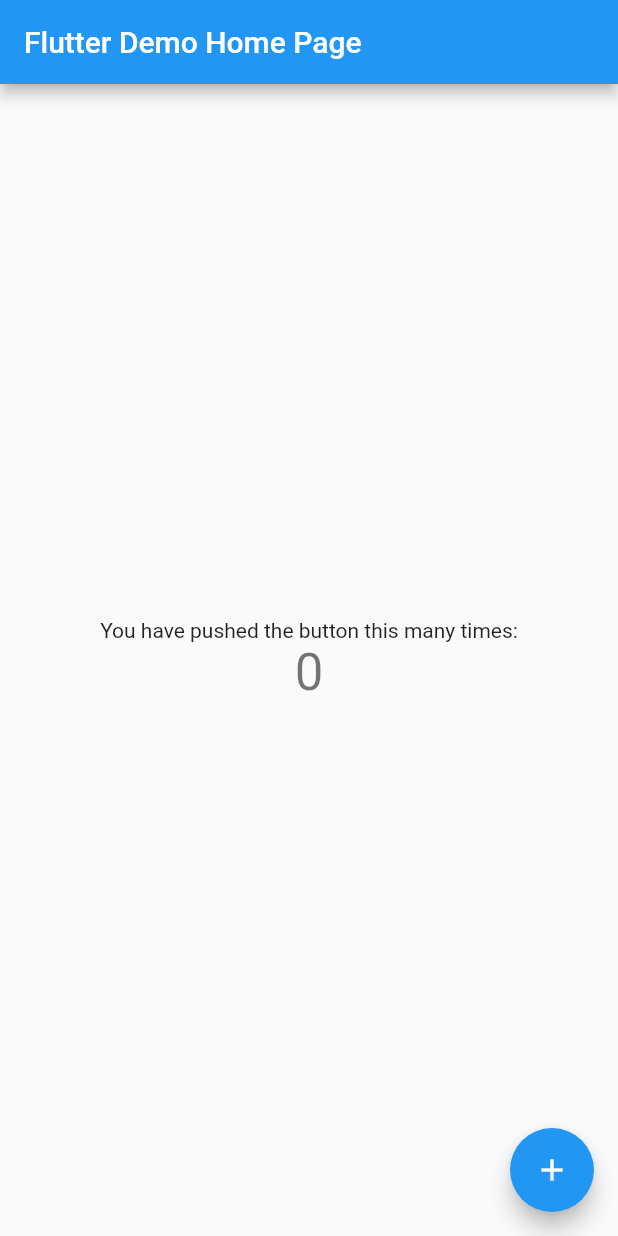
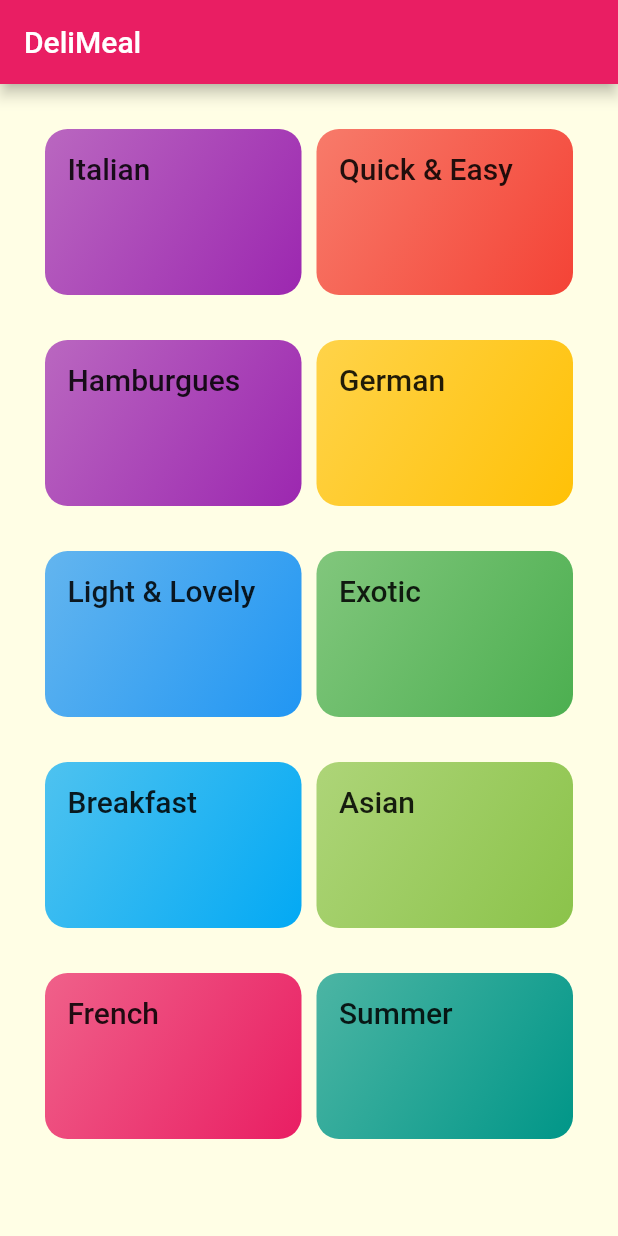
Before and after one commit to julianomatos/meals_app, a Flutter app: the screen it shows after launch, on a phone screen of 412 x 824 dp. Run offline on Flutter 3.47's test engine with Material 2 defaults, Android fonts, the phone set to English and light mode, and no system bars.

Commit message:
Update files

```diff
--- /dev/null
+++ b/lib/categories_screen.dart
@@ -0,0 +1,32 @@
+// ignore_for_file: sort_child_properties_last
+
+import 'package:flutter/material.dart';
+import 'package:meals_app/dummy_categories.dart';
+import 'category_item.dart';
+
+
+class CategoriesScreen extends StatelessWidget {
+  const CategoriesScreen({super.key});
+
+  @override
+  Widget build(BuildContext context) {
+    return Scaffold(
+      appBar: AppBar(
+        title: const Text('DeliMeal')),
+      body: GridView(
+        padding: const EdgeInsets.all(25),
+      children: DUMMY_CATEGORIES.map((catData) => CategoryItem(
+        catData.id,
+        catData.title,
+        catData.color)).toList(),
+      gridDelegate: const SliverGridDelegateWithMaxCrossAxisExtent(
+        maxCrossAxisExtent: 200,
+        childAspectRatio: 3 / 2,
+        mainAxisSpacing: 20
+        ),
+      ),
+    );
+
+
+  }
+}
--- /dev/null
+++ b/lib/category_item.dart
@@ -0,0 +1,48 @@
+import 'package:flutter/material.dart';
+import 'package:meals_app/category_meals_screen.dart';
+
+class CategoryItem extends StatelessWidget {
+  final String id;
+  final String title;
+  final Color color;
+
+  const CategoryItem(this.id, this.title, this.color, {super.key});
+
+  void selectCategory(BuildContext ctx) {
+    Navigator.of(ctx).pushNamed(
+      '/category-meals',
+      arguments: {
+        'id': id,
+        'title': title,
+      }
+    );
+  }
+
+  @override
+  Widget build(BuildContext context) {
+    return InkWell(
+      onTap: () => selectCategory(context),
+      splashColor: Theme.of(context).primaryColor,
+      borderRadius: BorderRadius.circular(25),
+      child: Container(
+        padding: const EdgeInsets.all(15),
+        margin: const EdgeInsets.all(5),
+        decoration: BoxDecoration(
+          gradient: LinearGradient(
+            colors: [
+              color.withOpacity(0.7),
+              color,
+            ],
+            begin: Alignment.topLeft,
+            end: Alignment.bottomRight,
+          ),
+          borderRadius: BorderRadius.circular(15),
+        ),
+        child: Text(
+          title,
+          style: Theme.of(context).textTheme.titleLarge,
+        ),
+      ),
+    );
+  }
+}
--- /dev/null
+++ b/lib/category_meals_screen.dart
@@ -0,0 +1,26 @@
+import 'package:flutter/material.dart';
+
+class CategoryMealScreen extends StatelessWidget {
+  // final String categoryId;
+  // final String categoryTitle;
+
+  // const CategoryMealScreen(
+  //   this.categoryId,
+  //   this.categoryTitle,
+  //   {super.key,}
+  //   );
+
+  @override
+  Widget build(BuildContext context) {
+    final routeArgs =
+        ModalRoute.of(context)?.settings.arguments as Map<String, String>;
+    final categoryTitle = routeArgs['title'];
+    final categoryId = routeArgs['id'];
+    return Scaffold(
+      appBar: AppBar(title: Text(categoryTitle.toString())),
+      body: const Center(
+        child: Text(' The Recipes For The Category'),
+      ),
+    );
+  }
+}
--- /dev/null
+++ b/lib/dummy_categories.dart
@@ -0,0 +1,61 @@
+
+
+import 'package:flutter/material.dart';
+
+import 'models/categories.dart';
+
+// ignore: constant_identifier_names
+const DUMMY_CATEGORIES =  [
+  Category(
+    id: 'c1',
+    title: 'Italian',
+    color: Colors.purple,
+  ),
+  Category(
+    id: 'c2',
+    title: 'Quick & Easy',
+    color: Colors.red,
+  ),
+  Category(
+    id: 'c3',
+    title: 'Hamburgues',
+    color: Colors.purple,
+  ),
+   Category(
+    id: 'c4',
+    title: 'German',
+    color: Colors.amber,
+  ),
+   Category(
+    id: 'c5',
+    title: 'Light & Lovely',
+    color: Colors.blue,
+  ),
+   Category(
+    id: 'c6',
+    title: 'Exotic',
+    color: Colors.green,
+  ),
+   Category(
+    id: 'c7',
+    title: 'Breakfast',
+    color: Colors.lightBlue,
+  ),
+   Category(
+    id: 'c8',
+    title: 'Asian',
+    color: Colors.lightGreen,
+  ),
+   Category(
+    id: 'c9',
+    title: 'French',
+    color: Colors.pink,
+  ),
+   Category(
+    id: 'c10',
+    title: 'Summer',
+    color: Colors.teal,
+  ),
+
+
+];
--- a/lib/main.dart
+++ b/lib/main.dart
@@ -1,8 +1,11 @@
+// ignore_for_file: deprecated_member_use
+
 import 'package:flutter/material.dart';
+import 'package:meals_app/categories_screen.dart';
+import 'package:meals_app/category_meals_screen.dart';
 
-void main() {
-  runApp(const MyApp());
-}
+void main() => runApp(const MyApp());
+
 
 class MyApp extends StatelessWidget {
   const MyApp({super.key});
@@ -11,105 +14,28 @@ class MyApp extends StatelessWidget {
   @override
   Widget build(BuildContext context) {
     return MaterialApp(
-      title: 'Flutter Demo',
+      title: 'Deli Meals',
       theme: ThemeData(
-        // This is the theme of your application.
-        //
-        // Try running your application with "flutter run". You'll see the
-        // application has a blue toolbar. Then, without quitting the app, try
-        // changing the primarySwatch below to Colors.green and then invoke
-        // "hot reload" (press "r" in the console where you ran "flutter run",
-        // or simply save your changes to "hot reload" in a Flutter IDE).
-        // Notice that the counter didn't reset back to zero; the application
-        // is not restarted.
-        primarySwatch: Colors.blue,
+
+        primarySwatch: Colors.pink,
+        //accentColor: Colors.amber,
+
+        canvasColor: const Color.fromRGBO(255, 254, 229, 1),
+        textTheme: ThemeData.light().textTheme.copyWith(
+          bodyLarge: const TextStyle(
+            color: Color.fromRGBO(20, 51, 51,1),
+           ),
+           bodyMedium: const TextStyle(
+            color: Color.fromRGBO(20, 51, 51,1),
+           ),
+          //  subtitle1: const TextStyle(
+          //   fontSize: 24 ),
+        ),
       ),
-      home: const MyHomePage(title: 'Flutter Demo Home Page'),
+      home: const CategoriesScreen(),
+      routes: {
+        '/categories-meals': (ctx) =>  CategoryMealScreen(),
+      } ,
     );
   }
 }
-
-class MyHomePage extends StatefulWidget {
-  const MyHomePage({super.key, required this.title});
-
-  // This widget is the home page of your application. It is stateful, meaning
-  // that it has a State object (defined below) that contains fields that affect
-  // how it looks.
-
-  // This class is the configuration for the state. It holds the values (in this
-  // case the title) provided by the parent (in this case the App widget) and
-  // used by the build method of the State. Fields in a Widget subclass are
-  // always marked "final".
-
-  final String title;
-
-  @override
-  State<MyHomePage> createState() => _MyHomePageState();
-}
-
-class _MyHomePageState extends State<MyHomePage> {
-  int _counter = 0;
-
-  void _incrementCounter() {
-    setState(() {
-      // This call to setState tells the Flutter framework that something has
-      // changed in this State, which causes it to rerun the build method below
-      // so that the display can reflect the updated values. If we changed
-      // _counter without calling setState(), then the build method would not be
-      // called again, and so nothing would appear to happen.
-      _counter++;
-    });
-  }
-
-  @override
-  Widget build(BuildContext context) {
-    // This method is rerun every time setState is called, for instance as done
-    // by the _incrementCounter method above.
-    //
-    // The Flutter framework has been optimized to make rerunning build methods
-    // fast, so that you can just rebuild anything that needs updating rather
-    // than having to individually change instances of widgets.
-    return Scaffold(
-      appBar: AppBar(
-        // Here we take the value from the MyHomePage object that was created by
-        // the App.build method, and use it to set our appbar title.
-        title: Text(widget.title),
-      ),
-      body: Center(
-        // Center is a layout widget. It takes a single child and positions it
-        // in the middle of the parent.
-        child: Column(
-          // Column is also a layout widget. It takes a list of children and
-          // arranges them vertically. By default, it sizes itself to fit its
-          // children horizontally, and tries to be as tall as its parent.
-          //
-          // Invoke "debug painting" (press "p" in the console, choose the
-          // "Toggle Debug Paint" action from the Flutter Inspector in Android
-          // Studio, or the "Toggle Debug Paint" command in Visual Studio Code)
-          // to see the wireframe for each widget.
-          //
-          // Column has various properties to control how it sizes itself and
-          // how it positions its children. Here we use mainAxisAlignment to
-          // center the children vertically; the main axis here is the vertical
-          // axis because Columns are vertical (the cross axis would be
-          // horizontal).
-          mainAxisAlignment: MainAxisAlignment.center,
-          children: <Widget>[
-            const Text(
-              'You have pushed the button this many times:',
-            ),
-            Text(
-              '$_counter',
-              style: Theme.of(context).textTheme.headlineMedium,
-            ),
-          ],
-        ),
-      ),
-      floatingActionButton: FloatingActionButton(
-        onPressed: _incrementCounter,
-        tooltip: 'Increment',
-        child: const Icon(Icons.add),
-      ), // This trailing comma makes auto-formatting nicer for build methods.
-    );
-  }
-}
--- /dev/null
+++ b/lib/models/categories.dart
@@ -0,0 +1,13 @@
+import 'package:flutter/material.dart';
+
+class Category {
+  final String id;
+  final String title;
+  final Color color;
+
+  const Category({
+    required this.id,
+    required this.title,
+    this.color = Colors.orange,
+    });
+}
```
